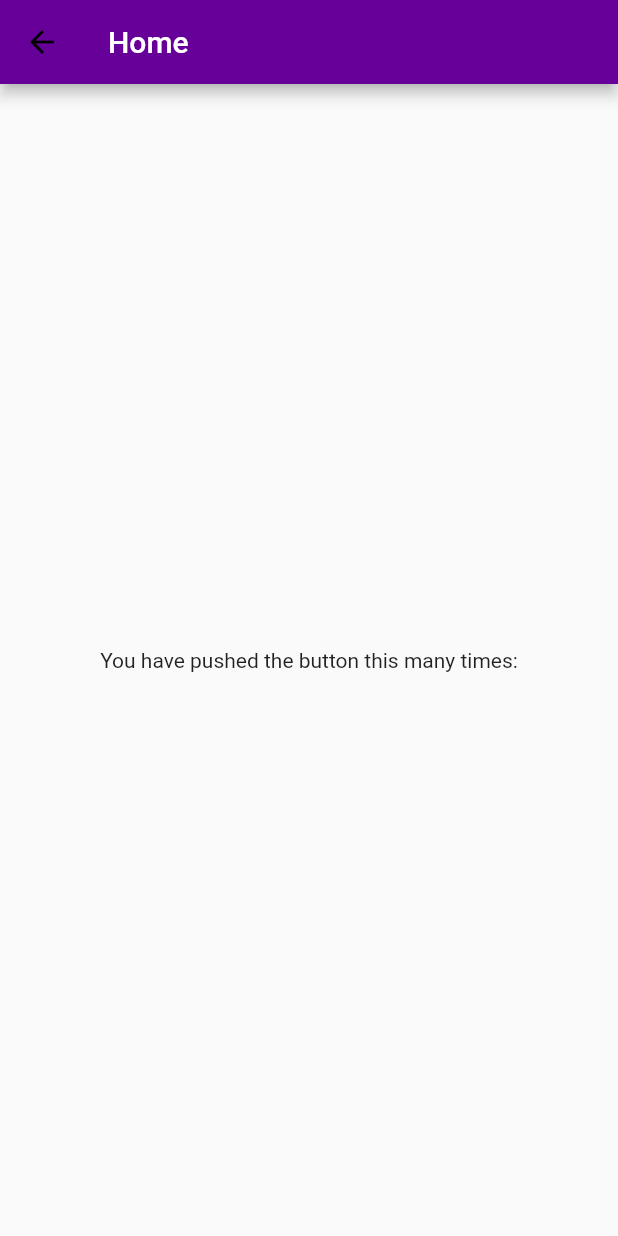
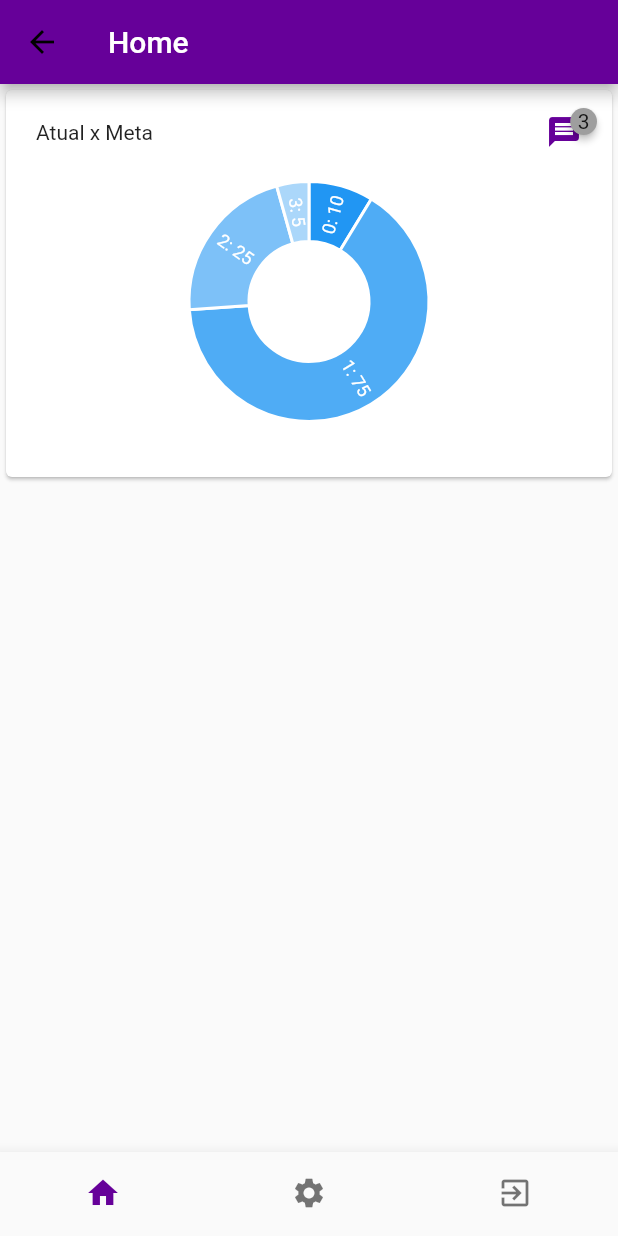
Before and after one commit to franckaragao/analytics-flutter, a Flutter app: the HomeScreen screen opened by its route, on a phone screen of 412 x 824 dp. Run offline on Flutter 3.47's test engine with Material 2 defaults, Android fonts, the phone set to English and light mode, and no system bars; drawn by our look-alikes of badges; our stand-ins replace charts_flutter.

Commit message:
chore: add simple chart

```diff
--- /dev/null
+++ b/lib/app/screens/dashboard/dashboard.dart
@@ -0,0 +1,39 @@
+
+import 'package:analytics_flutter/app/screens/dashboard/simple_pie_chart.dart';
+import 'package:analytics_flutter/app/widgets/chart_card.dart';
+import 'package:flutter/material.dart';
+import 'package:charts_flutter/flutter.dart' as charts;
+
+class DashboardScreen extends StatelessWidget {
+  final Color color;
+  DashboardScreen(this.color);
+
+  @override
+  Widget build(BuildContext context) {
+    return Container(
+      child: ChartCard(
+        title: 'Atual x Meta',
+        child: SimplePieChart(_createSampleData(), animate: true,),
+        ),
+    );
+  }
+
+  static List<charts.Series<LinearSales, int>> _createSampleData() {
+    final data = [
+      new LinearSales(0, 10),
+      new LinearSales(1, 75),
+      new LinearSales(2, 25),
+      new LinearSales(3, 5),
+    ];
+
+    return [
+      new charts.Series<LinearSales, int>(
+        id: 'Sales',
+        domainFn: (LinearSales sales, _) => sales.year,
+        measureFn: (LinearSales sales, _) => sales.sales,
+        data: data,
+        labelAccessorFn: (LinearSales row, _) => '${row.year}: ${row.sales}'
+      )
+    ];
+  }
+}
--- /dev/null
+++ b/lib/app/screens/dashboard/simple_pie_chart.dart
@@ -0,0 +1,28 @@
+import 'package:charts_flutter/flutter.dart' as charts;
+import 'package:flutter/material.dart';
+
+class SimplePieChart extends StatelessWidget {
+  final List<charts.Series> seriesList;
+  final bool animate;
+
+  SimplePieChart(this.seriesList, {this.animate});
+
+
+  @override
+  Widget build(BuildContext context) {
+    return new charts.PieChart(
+      seriesList,
+      animate: animate,
+      defaultRenderer: new charts.ArcRendererConfig(
+        arcWidth: 40,
+        arcRendererDecorators: [new charts.ArcLabelDecorator()])
+    );
+  }
+}
+
+class LinearSales {
+  final int year;
+  final int sales;
+
+  LinearSales(this.year, this.sales);
+}
--- a/lib/app/screens/home/home.dart
+++ b/lib/app/screens/home/home.dart
@@ -1,3 +1,5 @@
+import 'package:analytics_flutter/app/screens/dashboard/dashboard.dart';
+import 'package:analytics_flutter/routes.dart';
 import 'package:flutter/material.dart';
 
 class HomeScreen extends StatefulWidget {
@@ -9,13 +11,11 @@ class HomeScreen extends StatefulWidget {
 }
 
 class _HomeScreenState extends State<HomeScreen> {
-  int _counter = 0;
+  int currentTabIndex = 0;
 
-  void _incrementCounter() {
-    setState(() {
-      _counter++;
-    });
-  }
+  List<Widget> tabs = [
+    DashboardScreen(Colors.pink)
+  ];
 
   @override
   Widget build(BuildContext context) {
@@ -23,16 +23,40 @@ class _HomeScreenState extends State<HomeScreen> {
       appBar: AppBar(
         title: Text(widget.title),
       ),
-      body: Center(
-        child: Column(
-          mainAxisAlignment: MainAxisAlignment.spaceEvenly,
-          children: <Widget>[
-            Text(
-              'You have pushed the button this many times:',
-            )
-          ],
-        ),
-      )
+      body: tabs[currentTabIndex],
+      bottomNavigationBar: BottomNavigationBar(
+        currentIndex: 0,
+        showSelectedLabels: false,
+        showUnselectedLabels: false,
+        onTap: _onTap,
+        items: [
+          BottomNavigationBarItem(
+            icon: new Icon(Icons.home),
+            title: new Text('Home'),
+          ),
+          BottomNavigationBarItem(
+            icon: new Icon(Icons.settings),
+            title: new Text('Configurações')
+          ),
+          BottomNavigationBarItem(
+            icon: new Icon(Icons.exit_to_app),
+            title: new Text('Sair')
+          ),
+        ]
+      ),
     );
   }
+
+  _onTap(int tabIndex) {
+    switch (tabIndex) {
+      case 2:
+        Navigator.of(context).pushReplacementNamed(Routes.login);
+        break;
+    }
+    setState(() {
+      if (tabIndex <= tabs.length - 1) {
+      currentTabIndex = tabIndex;
+      }
+    });
+  }
 }
--- /dev/null
+++ b/lib/app/widgets/chart_card.dart
@@ -0,0 +1,47 @@
+import 'package:analytics_flutter/app/constants/theme.dart';
+import 'package:badges/badges.dart';
+import 'package:flutter/material.dart';
+
+class ChartCard extends StatelessWidget {
+
+  final String title;
+  final Widget child;
+
+  ChartCard({ @required this.title, @required this.child });
+
+  @override
+  Widget build(BuildContext context) {
+    return Card(
+      child: Container(
+        padding: const EdgeInsets.symmetric(vertical: 16.0, horizontal: 20.0),
+        child: Column(
+          crossAxisAlignment: CrossAxisAlignment.start,
+          mainAxisSize: MainAxisSize.min,
+          children: <Widget>[
+            Row(
+              mainAxisAlignment: MainAxisAlignment.spaceBetween,
+              children: <Widget>[
+                new Text(title),
+                Badge(
+                  badgeContent: Text('3'),
+                  badgeColor: Colors.grey,
+                  child: Icon(
+                    Icons.message,
+                    color: Theme.of(context).primaryColor,
+                  ),
+                )
+              ],
+            ),
+            Padding(
+              padding: const EdgeInsets.all(1.0),
+              child: SizedBox(
+                height: 200.0,
+                child: this.child,
+              ),
+            )
+          ],
+        ),
+      ),
+    );
+  }
+}
--- a/pubspec.yaml
+++ b/pubspec.yaml
@@ -24,6 +24,7 @@ dependencies:
   # Use with the CupertinoIcons class for iOS style icons.
   cupertino_icons: ^0.1.2
   charts_flutter: ^0.8.1
+  badges: ^1.1.0
 
 dev_dependencies:
   flutter_test:
```
Also changed, not shown: pubspec.lock, 1 other file.
